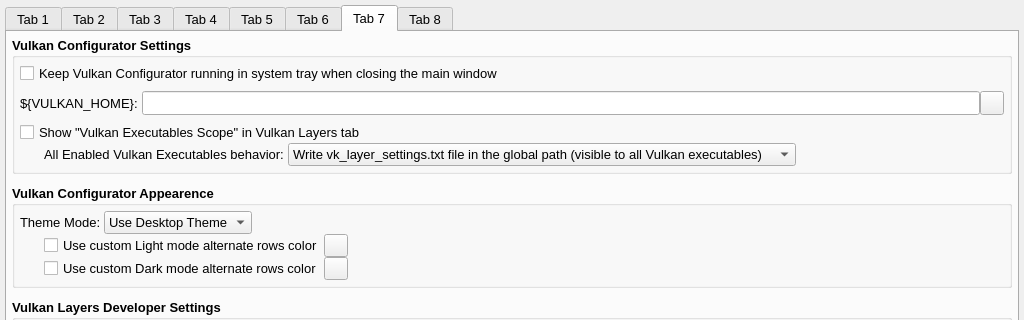
This is vkconfig_gui/mainwindow.ui in LunarG/VulkanTools as Qt 5 draws it before an edit; both pictures show x 0 to 1024 and y 0 to 320 of the 1024 by 720 pixel window. The edited form follows.
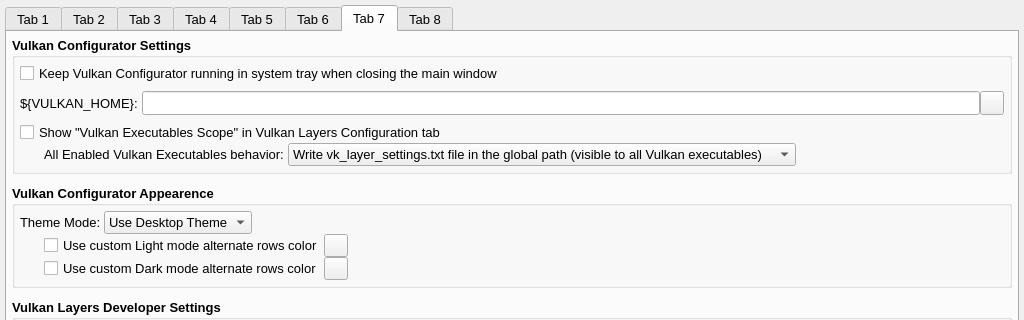
This is the edited form. The open tabs and pages were chosen to show the change. Icons and pictures are not drawn.

What changed in the file:
```diff
--- a/vkconfig_gui/mainwindow.ui
+++ b/vkconfig_gui/mainwindow.ui
@@ -3885,7 +3885,7 @@
                 <string>Allows overriding Vulkan Layers only for selected Vulkan executable</string>
                </property>
                <property name="text">
-                <string>Show &quot;Vulkan Executables Scope&quot; in Vulkan Layers tab</string>
+                <string>Show &quot;Vulkan Executables Scope&quot; in Vulkan Layers Configuration tab</string>
                </property>
               </widget>
              </item>
```
Left out of the diff: 2 changed lines with no effect on the pictures.
